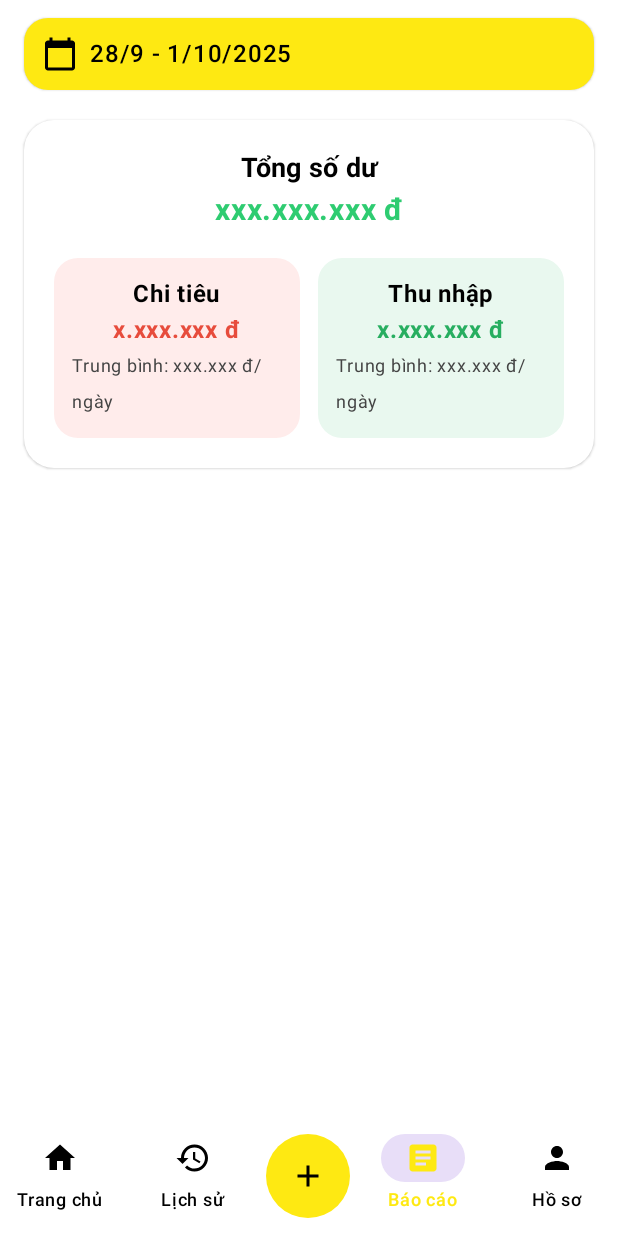
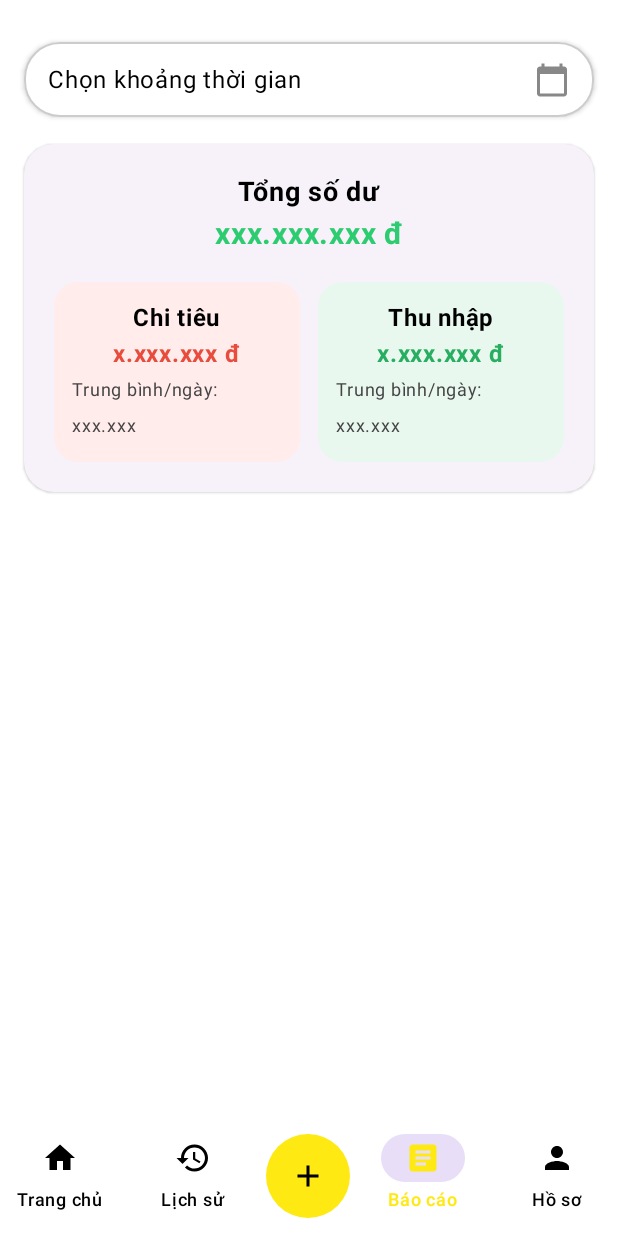
Before and after one commit to Money-manage-App/Money-manage-app, an Android app built with Jetpack Compose: the ReportScreen screen opened through its navigation route, on a phone screen of 412 x 824 dp. Run offline under Robolectric (Android 15) with nearby library versions, the phone set to English and light mode, and no system bars; our stand-ins replace accompanist.

Commit message:
cap nhat trang bao cao

```diff
--- a/app/src/main/java/com/example/money_manage_app/features/ui/screens/report/ReportScreen.kt
+++ b/app/src/main/java/com/example/money_manage_app/features/ui/screens/report/ReportScreen.kt
@@ -1,10 +1,7 @@
 package com.example.money_manage_app.features.ui.screens.report
 
-import androidx.compose.material3.AlertDialog
-import androidx.compose.material3.DateRangePicker
-import androidx.compose.material3.rememberDateRangePickerState
-import androidx.compose.material3.TextButton
-import android.annotation.SuppressLint
+import android.app.DatePickerDialog
+import androidx.compose.foundation.BorderStroke
 import androidx.compose.foundation.background
 import androidx.compose.foundation.clickable
 import androidx.compose.foundation.layout.*
@@ -16,92 +13,111 @@ import androidx.compose.runtime.*
 import androidx.compose.ui.Alignment
 import androidx.compose.ui.Modifier
 import androidx.compose.ui.graphics.Color
-import androidx.compose.ui.res.stringResource
+import androidx.compose.ui.platform.LocalContext
 import androidx.compose.ui.text.font.FontWeight
 import androidx.compose.ui.unit.dp
 import androidx.compose.ui.unit.sp
 import androidx.navigation.NavHostController
-import com.example.money_manage_app.R
 import java.text.SimpleDateFormat
 import java.util.*
 
-@SuppressLint("SimpleDateFormat")
-@OptIn(ExperimentalMaterial3Api::class)
 @Composable
 fun ReportScreen(navController: NavHostController) {
-    val colors = MaterialTheme.colorScheme
 
-    // Bộ định dạng ngày tháng
-    val dateFormatter = remember { SimpleDateFormat("dd/MM/yyyy") }
+    val context = LocalContext.current
+    val calendar = Calendar.getInstance()
+    val dateFormatter = SimpleDateFormat("dd/MM/yyyy", Locale.getDefault())
 
-    // Trạng thái Date Range Picker
-    val dateRangePickerState = rememberDateRangePickerState()
+    var startDate by remember { mutableStateOf<Date?>(null) }
+    var endDate by remember { mutableStateOf<Date?>(null) }
 
-    // Hiển thị dialog hay không
-    var showDialog by remember { mutableStateOf(false) }
+    var selectingStart by remember { mutableStateOf(true) }
 
-    // Lưu giá trị hiển thị ra giao diện
-    val startDate = dateRangePickerState.selectedStartDateMillis?.let { dateFormatter.format(Date(it)) }
-    val endDate = dateRangePickerState.selectedEndDateMillis?.let { dateFormatter.format(Date(it)) }
+    // --- Dialog chọn ngày ---
+    fun showDatePicker(onDateSelected: (Date) -> Unit) {
+        DatePickerDialog(
+            context,
+            { _, year, month, day ->
+                calendar.set(year, month, day)
+                onDateSelected(calendar.time)
+            },
+            calendar.get(Calendar.YEAR),
+            calendar.get(Calendar.MONTH),
+            calendar.get(Calendar.DAY_OF_MONTH)
+        ).show()
+    }
 
-    // --- GIAO DIỆN CHÍNH ---
     Column(
         modifier = Modifier
             .fillMaxSize()
-            .background(colors.background)
-            .padding(horizontal = 16.dp)
+            .padding(16.dp)
     ) {
+
         Spacer(modifier = Modifier.height(12.dp))
 
-        // ✅ CHỌN NGÀY (bấm mở Date Range Picker)
-        ElevatedCard(
-            shape = RoundedCornerShape(16.dp),
-            colors = CardDefaults.elevatedCardColors(containerColor = Color(0xFFFEE912)),
+        // Ô chọn khoảng ngày
+        Surface(
+            shape = RoundedCornerShape(24.dp),
+            border = BorderStroke(1.dp, Color.LightGray),
+            color = Color.White,
+            shadowElevation = 2.dp,
             modifier = Modifier
                 .fillMaxWidth()
-                .clickable { showDialog = true } // 👈 Thêm sự kiện mở DatePicker
+                .height(50.dp)
+                .clickable {
+                    if (startDate == null) {
+                        // Chọn ngày bắt đầu
+                        selectingStart = true
+                        showDatePicker { date ->
+                            startDate = date
+                        }
+                    } else {
+                        // Chọn ngày kết thúc
+                        selectingStart = false
+                        showDatePicker { date ->
+                            endDate = date
+                        }
+                    }
+                }
         ) {
             Row(
-                modifier = Modifier.padding(12.dp),
-                verticalAlignment = Alignment.CenterVertically
+                verticalAlignment = Alignment.CenterVertically,
+                modifier = Modifier
+                    .fillMaxSize()
+                    .padding(horizontal = 16.dp)
             ) {
-                Icon(Icons.Default.CalendarToday, contentDescription = null, tint = Color.Black)
-                Spacer(modifier = Modifier.width(8.dp))
                 Text(
-                    text = if (startDate != null && endDate != null)
-                        "$startDate - $endDate"
-                    else
-                        stringResource(R.string.report_date_range),
+                    text = when {
+                        startDate == null -> "Chọn khoảng thời gian"
+                        endDate == null -> "${dateFormatter.format(startDate!!)} - ..."
+                        else -> "${dateFormatter.format(startDate!!)} - ${dateFormatter.format(endDate!!)}"
+                    },
+                    fontSize = 16.sp,
                     color = Color.Black,
-                    fontSize = 16.sp,
-                    fontWeight = FontWeight.Medium
+                    modifier = Modifier.weight(1f)
+                )
+                Icon(
+                    imageVector = Icons.Default.CalendarToday,
+                    contentDescription = null,
+                    tint = Color.Gray
                 )
             }
         }
 
-        Spacer(modifier = Modifier.height(20.dp))
+        Spacer(modifier = Modifier.height(18.dp))
 
-        // ✅ TỔNG SỐ DƯ
+        // Card tổng và chi tiết
         ElevatedCard(
             modifier = Modifier.fillMaxWidth(),
-            shape = RoundedCornerShape(20.dp),
-            colors = CardDefaults.cardColors(containerColor = colors.surface)
+            shape = RoundedCornerShape(20.dp)
         ) {
             Column(
                 modifier = Modifier.padding(20.dp),
                 horizontalAlignment = Alignment.CenterHorizontally
             ) {
-                Text(
-                    text = stringResource(R.string.total_balance),
-                    style = MaterialTheme.typography.titleMedium.copy(fontWeight = FontWeight.Bold)
-                )
+                Text("Tổng số dư", fontSize = 18.sp, fontWeight = FontWeight.Bold)
                 Spacer(modifier = Modifier.height(4.dp))
-                Text(
-                    text = "xxx.xxx.xxx đ",
-                    color = Color(0xFF2ECC71),
-                    fontSize = 20.sp,
-                    fontWeight = FontWeight.Bold
-                )
+                Text("xxx.xxx.xxx đ", color = Color(0xFF2ECC71), fontSize = 20.sp, fontWeight = FontWeight.Bold)
 
                 Spacer(modifier = Modifier.height(20.dp))
 
@@ -110,7 +126,7 @@ fun ReportScreen(navController: NavHostController) {
                     horizontalArrangement = Arrangement.SpaceBetween
                 ) {
 
-                    // ✅ Ô CHI TIÊU
+                    // Chi tiêu
                     Column(
                         modifier = Modifier
                             .weight(1f)
@@ -118,26 +134,14 @@ fun ReportScreen(navController: NavHostController) {
                             .padding(12.dp),
                         horizontalAlignment = Alignment.CenterHorizontally
                     ) {
-                        Text(
-                            stringResource(R.string.expense),
-                            fontWeight = FontWeight.Bold
-                        )
-                        Text(
-                            "x.xxx.xxx đ",
-                            color = Color(0xFFE74C3C),
-                            fontSize = 16.sp,
-                            fontWeight = FontWeight.Bold
-                        )
-                        Text(
-                            stringResource(R.string.average_per_day, "xxx.xxx"),
-                            fontSize = 12.sp,
-                            color = Color.DarkGray
-                        )
+                        Text("Chi tiêu", fontWeight = FontWeight.Bold)
+                        Text("x.xxx.xxx đ", color = Color(0xFFE74C3C), fontSize = 16.sp, fontWeight = FontWeight.Bold)
+                        Text("Trung bình/ngày: xxx.xxx", fontSize = 12.sp, color = Color.DarkGray)
                     }
 
                     Spacer(modifier = Modifier.width(12.dp))
 
-                    // ✅ Ô THU NHẬP
+                    // Thu nhập
                     Column(
                         modifier = Modifier
                             .weight(1f)
@@ -145,40 +149,12 @@ fun ReportScreen(navController: NavHostController) {
                             .padding(12.dp),
                         horizontalAlignment = Alignment.CenterHorizontally
                     ) {
-                        Text(
-                            stringResource(R.string.income),
-                            fontWeight = FontWeight.Bold
-                        )
-                        Text(
-                            "x.xxx.xxx đ",
-                            color = Color(0xFF27AE60),
-                            fontSize = 16.sp,
-                            fontWeight = FontWeight.Bold
-                        )
-                        Text(
-                            stringResource(R.string.average_per_day, "xxx.xxx"),
-                            fontSize = 12.sp,
-                            color = Color.DarkGray
-                        )
+                        Text("Thu nhập", fontWeight = FontWeight.Bold)
+                        Text("x.xxx.xxx đ", color = Color(0xFF27AE60), fontSize = 16.sp, fontWeight = FontWeight.Bold)
+                        Text("Trung bình/ngày: xxx.xxx", fontSize = 12.sp, color = Color.DarkGray)
                     }
                 }
             }
         }
     }
-
-    // --- DIALOG CHỌN NGÀY ---
-    if (showDialog) {
-        AlertDialog(
-            onDismissRequest = { showDialog = false },
-            confirmButton = {
-                TextButton(onClick = { showDialog = false }) { Text("OK") }
-            },
-            dismissButton = {
-                TextButton(onClick = { showDialog = false }) { Text("Hủy") }
-            },
-            text = {
-                DateRangePicker(state = dateRangePickerState)
-            }
-        )
-    }
 }
```
